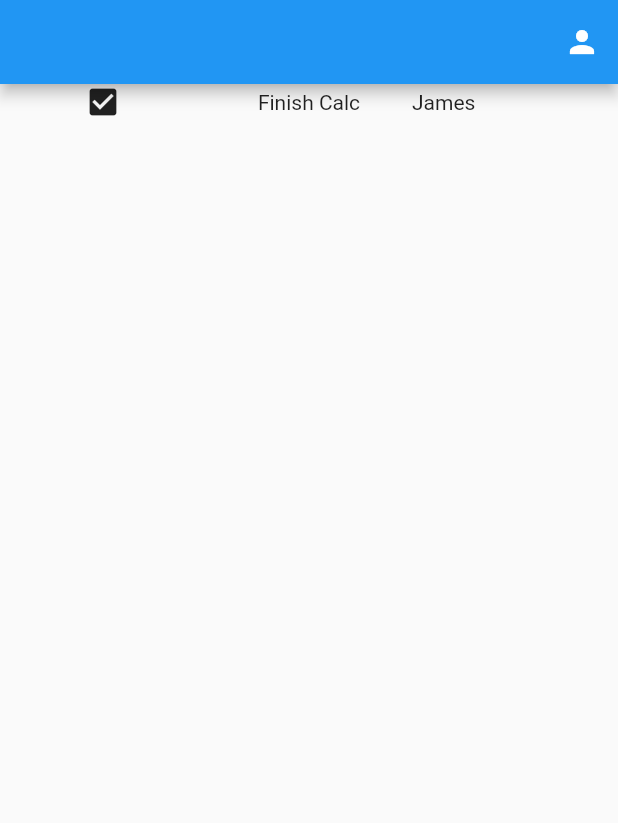
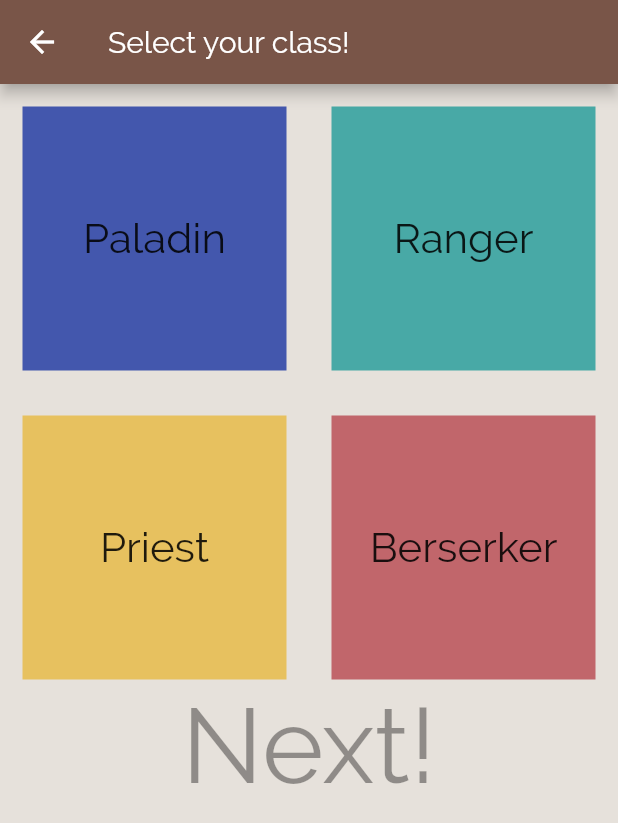
Before and after one commit to simp-modules-HackThis/procrastinay-mobile, a Flutter app: the screen it shows after launch, on a phone screen of 412 x 824 dp. Shown: the top 823 px of the screen. Run offline on Flutter 3.47's test engine with Material 2 defaults, Android fonts, the phone set to English and light mode, and no system bars.

Commit message:
Class Selection Screen

```diff
--- a/lib/main.dart
+++ b/lib/main.dart
@@ -5,6 +5,7 @@ import 'screens/profile/index.dart';
 import 'screens/register/index.dart';
 import 'screens/task_manager/index.dart';
 import 'screens/guild/index.dart';
+import 'screens/class_selection/index.dart';
 
 void main() {
   runApp(MyApp());
@@ -16,7 +17,8 @@ class MyApp extends StatelessWidget {
     '/register': (BuildContext context) => new RegisterForm(),
     '/profile': (BuildContext context) => new UserProfilePage(),
     '/task_manager': (BuildContext context) => new TaskManager(),
-    '/guild': (BuildContext context) => new Guild()
+    '/guild': (BuildContext context) => new Guild(),
+    '/class_selection': (BuildContext context) => new classSelection()
   };
 
   @override
@@ -44,7 +46,7 @@ class MyApp extends StatelessWidget {
       /*home: MyHomePage(
         title: appName,
       ),*/
-      initialRoute: '/guild',
+      initialRoute: '/class_selection',
       routes: routes,
     );
   }
--- /dev/null
+++ b/lib/screens/class_selection/classSelection.dart
@@ -0,0 +1,86 @@
+import 'package:flutter/material.dart';
+import 'package:procrastinay/util/CustomBottomNavBar.dart';
+
+class classSelection extends StatefulWidget {
+  final Set classes = {"Paladin", "Ranger", "Priest", "Berserker"};
+
+  _classSelection createState() => _classSelection();
+}
+
+class _classSelection extends State<classSelection> {
+  @override
+  Widget build(BuildContext context) {
+    return Scaffold(
+      backgroundColor: Color(0xffe6e1db),
+      appBar: AppBar(title: Text("Select your class!")),
+      body: Column(children: [
+        SizedBox(
+            height: 400,
+            child: GridView.count(crossAxisCount: 2, children: [
+              Container(
+                  margin: const EdgeInsets.all(15),
+                  width: 100,
+                  height: 100,
+                  color: Color(0xff4357ad),
+                  child: Center(child: Text("Paladin", textScaleFactor: 2,))),
+              Container(
+                  margin: const EdgeInsets.all(15),
+                  width: 100,
+                  height: 100,
+                  color: Color(0xff48a9a6),
+                  child: Center(child: Text("Ranger", textScaleFactor: 2,))),
+              Container(
+                  margin: const EdgeInsets.all(15),
+                  width: 100,
+                  height: 100,
+                  color: Color(0xffe7c15f),
+                  child: Center(child: Text("Priest", textScaleFactor: 2,))),
+              Container(
+                  margin: const EdgeInsets.all(15),
+                  width: 100,
+                  height: 100,
+                  color: Color(0xffc1666b),
+                  child: Center(child: Text("Berserker", textScaleFactor: 2),))
+            ])),
+        FlatButton(
+            color: Colors.brown,
+            //onPressed:,
+            child: Text(
+              "Next!",
+              textScaleFactor: 5,
+            ))
+      ]),
+
+      /*bottomNavigationBar: BottomNavigationBar(
+            type: BottomNavigationBarType.fixed,
+            currentIndex: 3,
+            items: [
+              BottomNavigationBarItem(
+                icon: Icon(Icons.settings),
+                title: Text("Settings"),
+                backgroundColor: Colors.brown,
+              ),
+              BottomNavigationBarItem(
+                icon: Icon(Icons.add_circle_outline),
+                title: Text("New Task"),
+                backgroundColor: Colors.brown,
+              ),
+              BottomNavigationBarItem(
+                icon: Icon(Icons.people),
+                title: Text("Guilds"),
+                backgroundColor: Colors.brown,
+              ),
+              BottomNavigationBarItem(
+                icon: Icon(Icons.person),
+                title: Text("Profile"),
+                backgroundColor: Colors.brown,
+              )
+            ],
+            onTap: (index){
+              ;
+            }
+
+        )*/
+    );
+  }
+}
--- /dev/null
+++ b/lib/screens/class_selection/index.dart
@@ -0,0 +1 @@
+export 'classSelection.dart';
--- /dev/null
+++ b/lib/util/CustomBottomNavBar.dart
@@ -0,0 +1,22 @@
+import 'package:flutter/material.dart';
+
+class CustomBottomNavBar extends BottomNavigationBar{
+  CustomBottomNavBar(){
+    BottomNavigationBar(
+        type: BottomNavigationBarType.fixed,
+        currentIndex: 3,
+        items: [
+          BottomNavigationBarItem(
+            icon: Icon(Icons.check_box)
+          ),
+          BottomNavigationBarItem(
+            icon: Icon(Icons.person)
+          )
+        ],
+        onTap: (index){
+          print(index);
+        }
+
+    );
+  }
+}
--- a/lib/util/taskWidget.dart
+++ b/lib/util/taskWidget.dart
@@ -3,34 +3,43 @@ import 'package:flutter/foundation.dart';
 import 'dart:convert';
 import 'user.dart';
 
-class taskWidget extends StatelessWidget{
+class taskWidget extends StatelessWidget {
   @override
   Task task = new Task(1, "Finish Calc", new User("James"));
 
   Widget build(BuildContext context) {
-    return Row(
-      children: <Widget>[
-        Expanded(
-          child: task.isComplete? Icon(Icons.check_box) : Icon(Icons.check_box_outline_blank)
-        ),
-        Expanded(
-          child: Text(task.name, textAlign: TextAlign.center),
-        ),
-        Expanded(
-            child: Text(task.user.username)
-        ),
-      ],
-    );
+    return Container(
+        padding: const EdgeInsets.all(10),
+        height: 80,
+        child: Row(
+          children: [
+            task.isComplete
+                ? Icon(Icons.check_box)
+                : Icon(Icons.check_box_outline_blank),
+            Column(
+              children: [
+                Row(children: [
+                  Expanded(
+                    child: Align(alignment: Alignment.centerRight, child: Text("Test")),
+                  )
+                ]
+
+                )
+
+              ],
+            )
+          ],
+        ));
   }
 }
 
-class Task{
+class Task {
   int id;
   String name;
   User user;
-  bool isComplete = true;
+  bool isComplete = false;
 
-  Task(id, name, user){
+  Task(id, name, user) {
     this.id = id;
     this.name = name;
     this.user = user;
```
